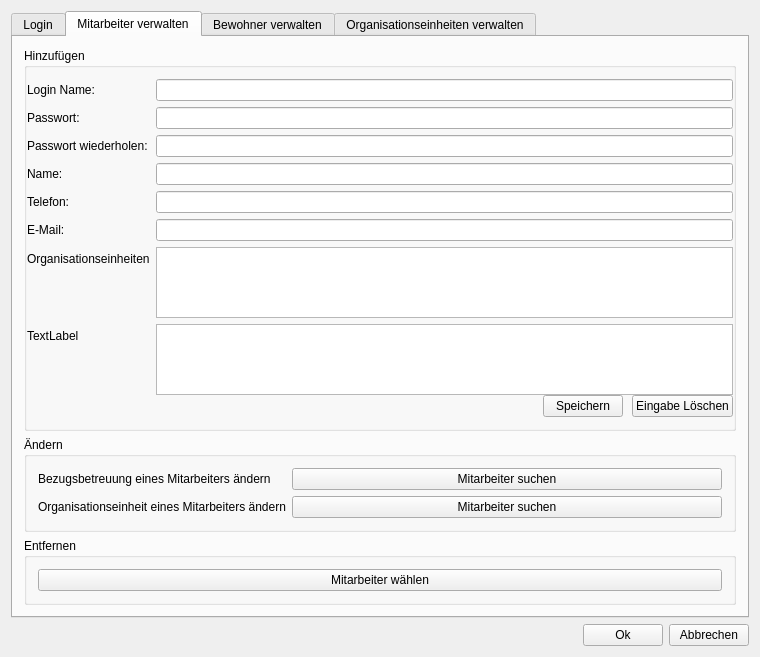
The window that AdminDialog/admindialog.ui (Robotregent/EBP) describes before a commit, drawn with Qt 5.
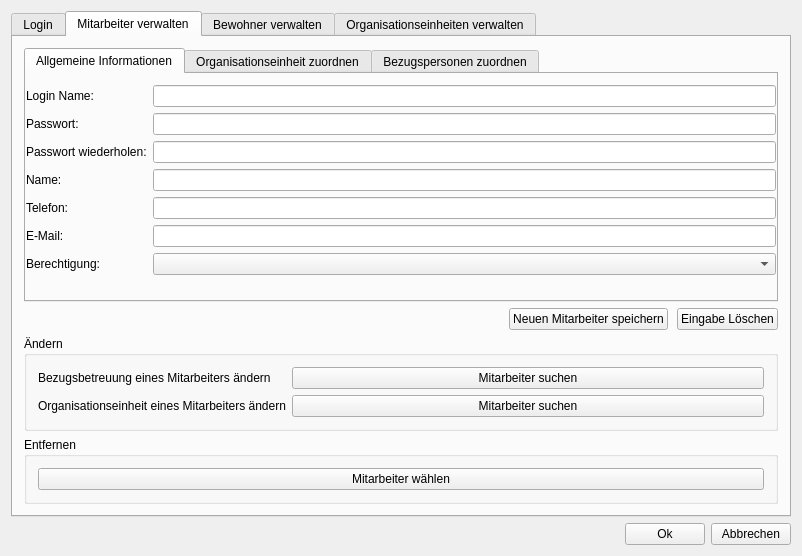
The same window after the commit. The open tabs and pages were chosen to show the change. Icons and pictures are not drawn.

Commit message: Zwischencommit, damit Tobi mit dem AdminDialog spielen kann

The edit to the form file:
```diff
--- a/AdminDialog/admindialog.ui
+++ b/AdminDialog/admindialog.ui
@@ -6,8 +6,8 @@
    <rect>
     <x>0</x>
     <y>0</y>
-    <width>760</width>
-    <height>633</height>
+    <width>802</width>
+    <height>556</height>
    </rect>
   </property>
   <property name="windowTitle">
@@ -112,13 +112,17 @@
         <attribute name="title">
          <string>Mitarbeiter verwalten</string>
         </attribute>
-        <layout class="QVBoxLayout" name="verticalLayout_13" stretch="1,0,0">
+        <layout class="QVBoxLayout" name="verticalLayout_13" stretch="0,0,0,0">
          <item>
-          <widget class="QGroupBox" name="MAHinzufuegen">
-           <property name="title">
-            <string>Hinzufügen</string>
+          <widget class="QTabWidget" name="MAHinzufuegen">
+           <property name="currentIndex">
+            <number>2</number>
            </property>
-           <layout class="QVBoxLayout" name="verticalLayout_7" stretch="1,0">
+           <widget class="QWidget" name="tab_MA_A" native="true">
+            <attribute name="title">
+             <string>Allgemeine Informationen</string>
+            </attribute>
+            <layout class="QVBoxLayout" name="verticalLayout_7" stretch="1">
             <property name="spacing">
              <number>0</number>
             </property>
@@ -198,29 +202,57 @@
                 <item row="5" column="1">
                  <widget class="QLineEdit" name="eMailLineEdit"/>
                 </item>
-                <item row="6" column="1">
-                 <widget class="QTreeView" name="treeView"/>
-                </item>
                 <item row="6" column="0">
+                  <widget class="QLabel" name="berechtigungLabel">
+                   <property name="text">
+                    <string>Berechtigung:</string>
+                   </property>
+                  </widget>
+                 </item>
+                 <item row="6" column="1">
+                  <widget class="QComboBox" name="berechtigungComboBox"/>
+                 </item>
+                </layout>
+               </item>
+              </layout>
+             </item>
+            </layout>
+           </widget>
+           <widget class="QWidget" name="tab_MA_O">
+            <attribute name="title">
+             <string>Organisationseinheit zuordnen</string>
+            </attribute>
+            <layout class="QVBoxLayout" name="verticalLayout_4">
+             <item>
                  <widget class="QLabel" name="label">
                   <property name="text">
-                   <string>Organisationseinheiten</string>
+                <string>Ordnen Sie  Wohngruppen / Wohnheime / Wohnerbund dem neuen Mitarbeiter zu</string>
                   </property>
                  </widget>
                 </item>
-                <item row="7" column="1">
-                 <widget class="QListView" name="listView"/>
-                </item>
-                <item row="7" column="0">
+             <item>
+              <widget class="QTreeView" name="treeView"/>
+             </item>
+            </layout>
+           </widget>
+           <widget class="QWidget" name="tab_MA_B">
+            <attribute name="title">
+             <string>Bezugspersonen zuordnen</string>
+            </attribute>
+            <layout class="QVBoxLayout" name="verticalLayout_5">
+             <item>
                  <widget class="QLabel" name="label_2">
                   <property name="text">
-                   <string>TextLabel</string>
+                <string>Ordnen Sie dem neuen Mitarbeiter die Bezugspersonen zu</string>
                   </property>
                  </widget>
                 </item>
-               </layout>
-              </item>
-             </layout>
+             <item>
+              <widget class="QListView" name="listView"/>
+             </item>
+            </layout>
+           </widget>
+          </widget>
             </item>
             <item>
              <layout class="QHBoxLayout" name="horizontalLayout_9">
@@ -243,7 +275,7 @@
               <item>
                <widget class="QPushButton" name="button_MA_speichern">
                 <property name="text">
-                 <string>Speichern</string>
+              <string>Neuen Mitarbeiter speichern</string>
                 </property>
                </widget>
               </item>
@@ -255,9 +287,6 @@
                </widget>
               </item>
              </layout>
-            </item>
-           </layout>
-          </widget>
          </item>
          <item>
           <widget class="QGroupBox" name="groupBox_3">
```
Lines whose indentation alone changed are shown as unchanged. The commit also changes 2 other files.
